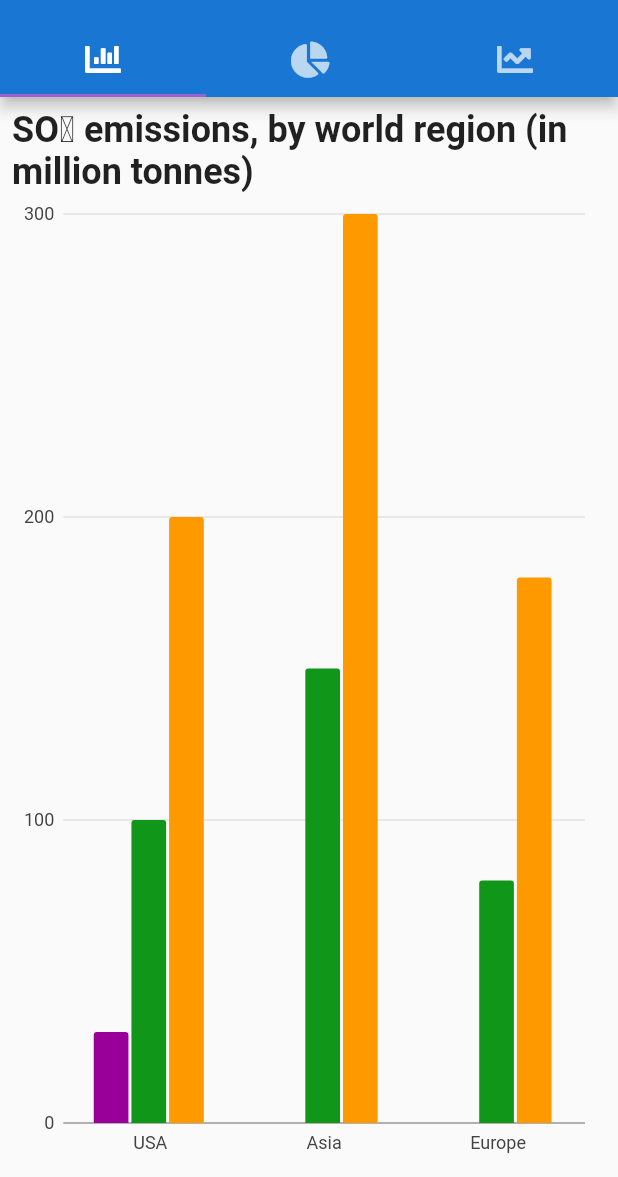
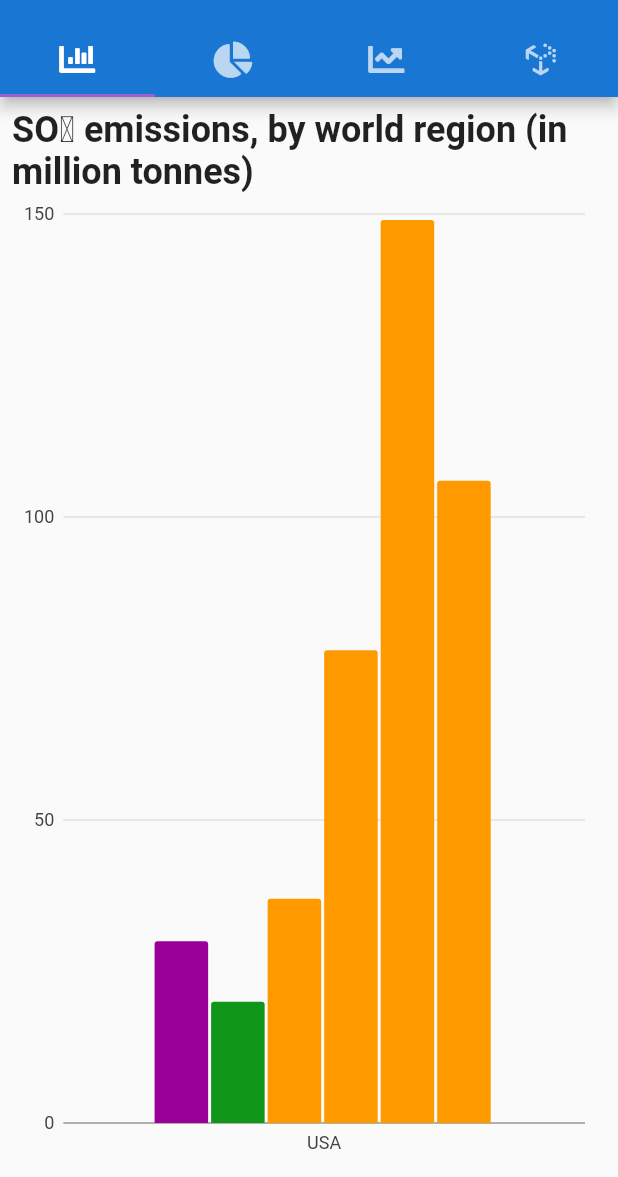
Before and after one commit to Shiiro0o/DemoFlutterChart, a Flutter app: the screen it shows after launch, on a phone screen of 412 x 824 dp, the part 59-1236 px from its top. Run offline on Flutter 3.47's test engine with Material 2 defaults, Android fonts, the phone set to English and light mode, and no system bars; our stand-ins replace charts_flutter, font_awesome_flutter, syncfusion_flutter_gauges.

Commit message:
Done 4 chart

```diff
--- a/lib/homepage.dart
+++ b/lib/homepage.dart
@@ -3,6 +3,7 @@ import 'dart:math';
 import 'package:charts_flutter/flutter.dart' as charts;
 import 'package:flutter/material.dart';
 import 'package:font_awesome_flutter/font_awesome_flutter.dart';
+import 'package:testdemochart/widgets/alarm_chart.dart';
 import 'package:testdemochart/widgets/chart_bar.dart';
 import 'package:testdemochart/widgets/chart_pie.dart';
 import 'package:testdemochart/widgets/linechart.dart';
@@ -20,20 +21,25 @@ class _HomePageState extends State<HomePage> {
   List<charts.Series<Task, String>>? seriesPieData;
   List<charts.Series<Sales, int>>? seriesLineData;
   final random = Random();
+
   _generateData() {
     var data1 = [
-       Pollution(1980, 'USA', 30)
-
+      new Pollution(1980, 'USA', 30),
     ];
     var data2 = [
-      new Pollution(1985, 'USA', 100),
-      new Pollution(1980, 'Asia', 150),
-      new Pollution(1985, 'Europe', 80),
+      new Pollution(1985, 'USA', random.nextInt(200)),
     ];
     var data3 = [
-      new Pollution(1985, 'USA', 200),
-      new Pollution(1980, 'Asia', 300),
-      new Pollution(1985, 'Europe', 180),
+      new Pollution(1985, 'USA', random.nextInt(200)),
+    ];
+    var data4 = [
+      new Pollution(1985, 'USA', random.nextInt(200)),
+    ];
+    var data5 = [
+      new Pollution(1985, 'USA', random.nextInt(200)),
+    ];
+    var data6 = [
+      new Pollution(1985, 'USA', random.nextInt(200)),
     ];
 
     var piedata = [
@@ -107,6 +113,41 @@ class _HomePageState extends State<HomePage> {
       ),
     );
 
+    seriesData!.add(
+      charts.Series(
+        domainFn: (Pollution pollution, _) => pollution.place,
+        measureFn: (Pollution pollution, _) => pollution.quantity,
+        id: '2020',
+        data: data4,
+        fillPatternFn: (_, __) => charts.FillPatternType.solid,
+        fillColorFn: (Pollution pollution, _) =>
+            charts.ColorUtil.fromDartColor(Color(0xffff9900)),
+      ),
+    );
+
+    seriesData!.add(
+      charts.Series(
+        domainFn: (Pollution pollution, _) => pollution.place,
+        measureFn: (Pollution pollution, _) => pollution.quantity,
+        id: '2021',
+        data: data5,
+        fillPatternFn: (_, __) => charts.FillPatternType.solid,
+        fillColorFn: (Pollution pollution, _) =>
+            charts.ColorUtil.fromDartColor(Color(0xffff9900)),
+      ),
+    );
+    seriesData!.add(
+      charts.Series(
+        domainFn: (Pollution pollution, _) => pollution.place,
+        measureFn: (Pollution pollution, _) => pollution.quantity,
+        id: '2021',
+        data: data6,
+        fillPatternFn: (_, __) => charts.FillPatternType.solid,
+        fillColorFn: (Pollution pollution, _) =>
+            charts.ColorUtil.fromDartColor(Color(0xffff9900)),
+      ),
+    );
+
     seriesPieData!.add(
       charts.Series(
         domainFn: (Task task, _) => task.task,
@@ -162,7 +203,7 @@ class _HomePageState extends State<HomePage> {
   Widget build(BuildContext context) {
     return MaterialApp(
       home: DefaultTabController(
-        length: 3,
+        length: 4,
         child: Scaffold(
           appBar: AppBar(
             backgroundColor: Color(0xff1976d2),
@@ -175,6 +216,7 @@ class _HomePageState extends State<HomePage> {
                 ),
                 Tab(icon: Icon(FontAwesomeIcons.chartPie)),
                 Tab(icon: Icon(FontAwesomeIcons.chartLine)),
+                Tab(icon: Icon(FontAwesomeIcons.uncharted))
               ],
             ),
             title: Text('Flutter Charts'),
@@ -188,6 +230,9 @@ class _HomePageState extends State<HomePage> {
               Padding(
                   padding: EdgeInsets.all(8.0),
                   child: LineChart(seriesLineData)),
+              Padding(
+                  padding: EdgeInsets.all(8.0),
+                  child: GaugeChart()),
             ],
           ),
         ),
--- a/pubspec.yaml
+++ b/pubspec.yaml
@@ -32,7 +32,7 @@ dependencies:
   cupertino_icons: ^1.0.2
   font_awesome_flutter: ^8.2.0
   charts_flutter: ^0.6.0
-
+  syncfusion_flutter_gauges: ^18.4.49
 dev_dependencies:
   flutter_test:
     sdk: flutter
```
Also changed, not shown: lib/widgets/alarm_chart.dart (added, +42 -0 lines), pubspec.lock.
